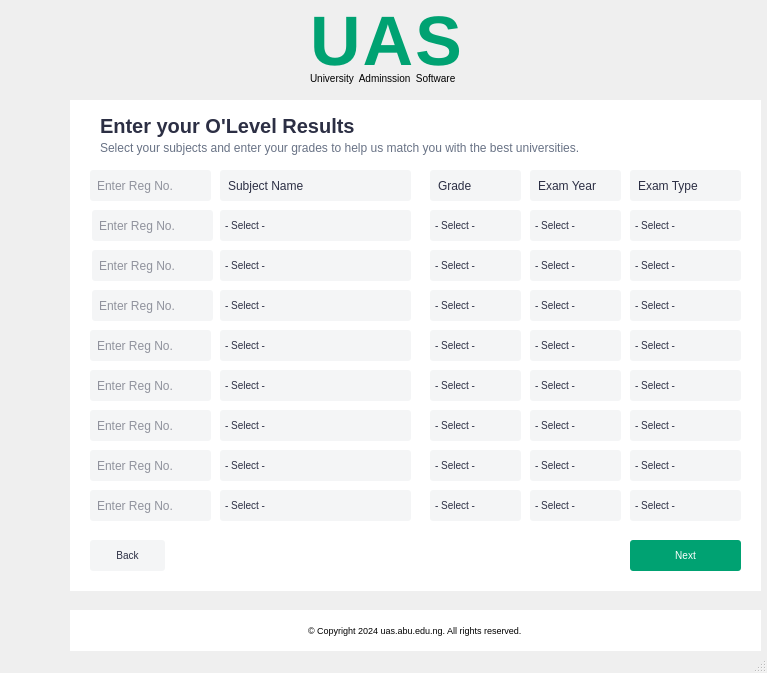
Above: ui/o_level.ui from kingakidi/uas-oop before the change. Below: the same form after it.
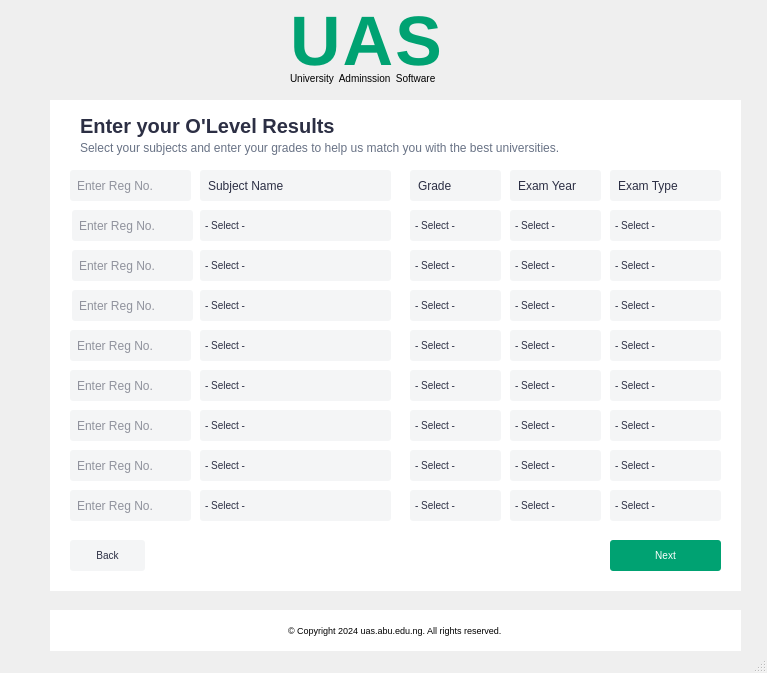
That is the form after the change. Icons and pictures are not drawn.

What changed in the file:
```diff
--- a/ui/o_level.ui
+++ b/ui/o_level.ui
@@ -20,7 +20,7 @@
    <widget class="QLabel" name="label">
     <property name="geometry">
      <rect>
-      <x>310</x>
+      <x>290</x>
       <y>10</y>
       <width>151</width>
       <height>61</height>
@@ -41,7 +41,7 @@
    <widget class="QLabel" name="label_2">
     <property name="geometry">
      <rect>
-      <x>310</x>
+      <x>290</x>
       <y>70</y>
       <width>161</width>
       <height>16</height>
@@ -57,7 +57,7 @@
    <widget class="QWidget" name="widget" native="true">
     <property name="geometry">
      <rect>
-      <x>70</x>
+      <x>50</x>
       <y>100</y>
       <width>691</width>
       <height>491</height>
@@ -2376,7 +2376,7 @@
    <widget class="QLineEdit" name="lineEdit">
     <property name="geometry">
      <rect>
-      <x>70</x>
+      <x>50</x>
       <y>610</y>
       <width>691</width>
       <height>41</height>
```
Left out of the diff: 6 changed lines with no effect on the pictures.
